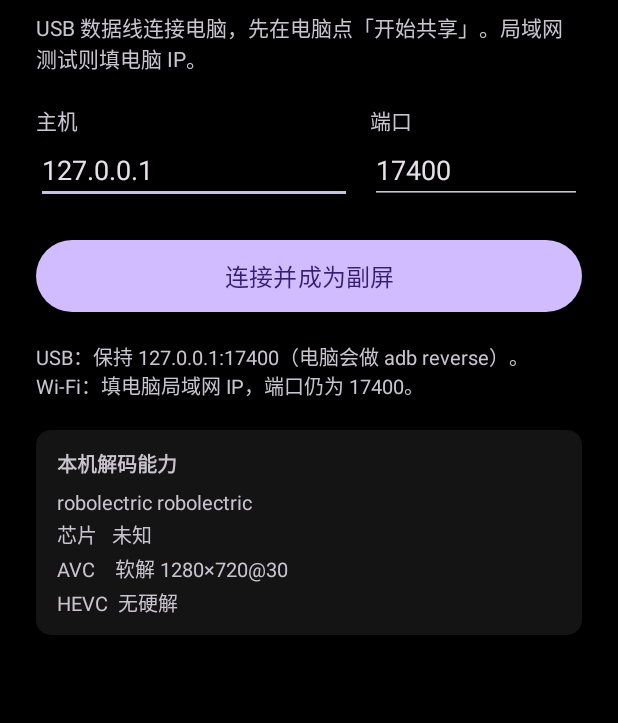
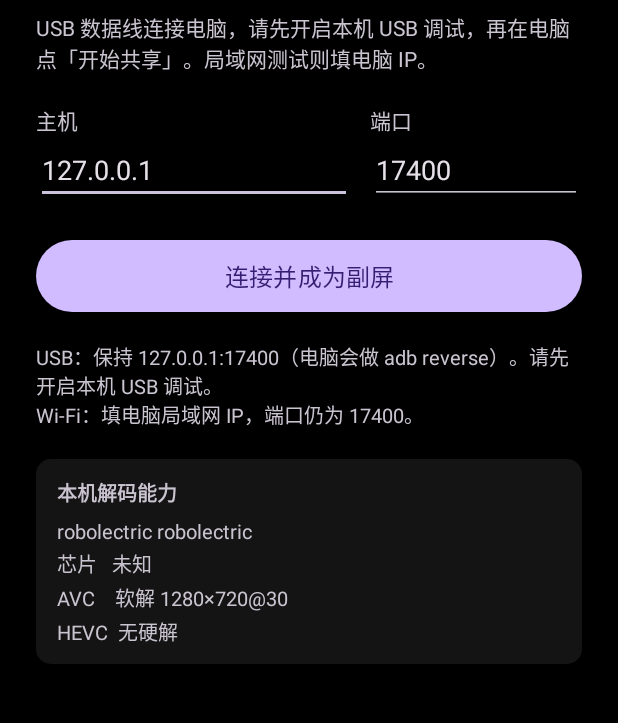
Before and after one commit to a3165458/lighting, an Android app: the screen it shows after launch (MainActivity), on a phone screen of 412 x 824 dp, the part 95-818 px from its top. Run offline under Robolectric (Android 15) with nearby library versions, the phone set to English and light mode, and no system bars.

Commit message:
Fix review: HUD touch passthrough, reconnect copy, idle transport.
Status bar only consumes taps in manual-reconnect mode, disconnect
action stays on its own line, host panel clears USB/LAN on stop and
reserves metrics space, and connect-page port defaults come from
LitProtocol.PORT.

Co-authored-by: smeb y <a3165458@users.noreply.github.com>

```diff
--- a/android/app/src/main/java/app/lighting/display/MainActivity.kt
+++ b/android/app/src/main/java/app/lighting/display/MainActivity.kt
@@ -10,6 +10,10 @@ import androidx.activity.result.contract.ActivityResultContracts
 import androidx.appcompat.app.AppCompatActivity
 
 class MainActivity : AppCompatActivity() {
+    companion object {
+        private const val DEFAULT_HOST = "127.0.0.1"
+    }
+
     private lateinit var host: EditText
     private lateinit var port: EditText
     private lateinit var capsInfo: TextView
@@ -31,6 +35,9 @@ class MainActivity : AppCompatActivity() {
         port = findViewById(R.id.portInput)
         capsInfo = findViewById(R.id.capsInfo)
         connectError = findViewById(R.id.connectError)
+        findViewById<TextView>(R.id.hint).text =
+            "USB：保持 127.0.0.1:${LitProtocol.PORT}（电脑会做 adb reverse）。请先开启本机 USB 调试。\n" +
+                "Wi-Fi：填电脑局域网 IP，端口仍为 ${LitProtocol.PORT}。"
         applyDefaults()
         Thread({
             val text = try {
@@ -46,8 +53,10 @@ class MainActivity : AppCompatActivity() {
     }
 
     private fun applyDefaults() {
+        host.hint = DEFAULT_HOST
+        port.hint = LitProtocol.PORT.toString()
         if (host.text.isNullOrBlank()) {
-            host.setText("127.0.0.1")
+            host.setText(DEFAULT_HOST)
         }
         if (port.text.isNullOrBlank()) {
             port.setText(LitProtocol.PORT.toString())
@@ -56,7 +65,7 @@ class MainActivity : AppCompatActivity() {
 
     private fun launchDisplay() {
         applyDefaults()
-        val hostText = host.text.toString().trim().ifBlank { "127.0.0.1" }
+        val hostText = host.text.toString().trim().ifBlank { DEFAULT_HOST }
         val portNum = port.text.toString().trim().toIntOrNull()
         if (portNum == null || portNum !in 1..65535) {
             showError("端口无效，请填 1–65535（默认 ${LitProtocol.PORT}）。")
--- a/android/app/src/main/res/layout/activity_main.xml
+++ b/android/app/src/main/res/layout/activity_main.xml
@@ -21,7 +21,7 @@
             android:layout_width="match_parent"
             android:layout_height="wrap_content"
             android:layout_marginTop="8dp"
-            android:text="USB 数据线连接电脑，先在电脑点「开始共享」。局域网测试则填电脑 IP。"
+            android:text="USB 数据线连接电脑，请先开启本机 USB 调试，再在电脑点「开始共享」。局域网测试则填电脑 IP。"
             android:textSize="14sp" />
 
         <LinearLayout
@@ -46,8 +46,7 @@
                     android:layout_width="match_parent"
                     android:layout_height="wrap_content"
                     android:hint="127.0.0.1"
-                    android:inputType="textUri"
-                    android:text="127.0.0.1" />
+                    android:inputType="textUri" />
             </LinearLayout>
 
             <LinearLayout
@@ -66,9 +65,7 @@
                     android:id="@+id/portInput"
                     android:layout_width="match_parent"
                     android:layout_height="wrap_content"
-                    android:hint="17400"
-                    android:inputType="number"
-                    android:text="17400" />
+                    android:inputType="number" />
             </LinearLayout>
         </LinearLayout>
 
@@ -95,7 +92,6 @@
             android:layout_width="match_parent"
             android:layout_height="wrap_content"
             android:layout_marginTop="16dp"
-            android:text="USB：保持 127.0.0.1:17400（电脑会做 adb reverse）。\nWi-Fi：填电脑局域网 IP，端口仍为 17400。"
             android:textSize="13sp" />
 
         <LinearLayout
```
Also changed, not shown: 2 other files.
